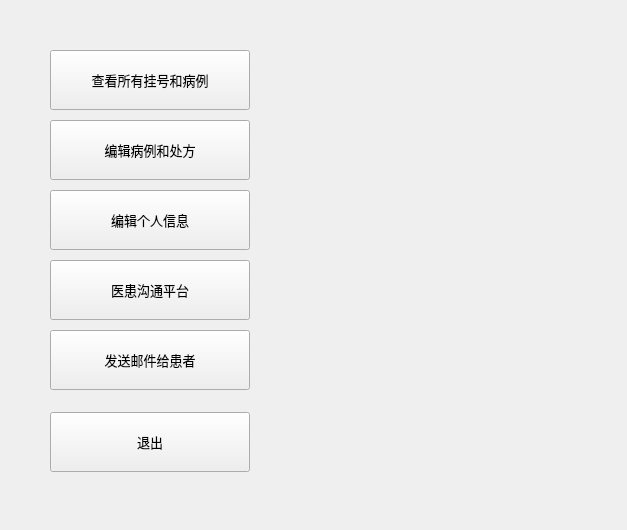
Gray7118/SMS-Smart_Medical_System, file medical_client/doctorprofile.ui: the form before one commit.
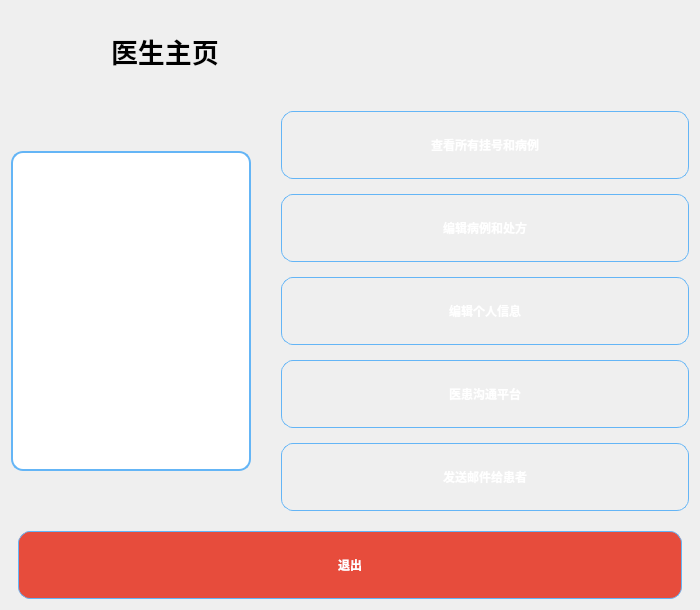
The form after the commit. Icons and pictures are not drawn.

Commit message: feat: 修改注册页面，患者主页及医生主页的ui

The edit to the form file:
```diff
--- a/medical_client/doctorprofile.ui
+++ b/medical_client/doctorprofile.ui
@@ -6,46 +6,158 @@
    <rect>
     <x>0</x>
     <y>0</y>
-    <width>627</width>
-    <height>530</height>
+    <width>700</width>
+    <height>600</height>
    </rect>
   </property>
   <property name="windowTitle">
    <string>Form</string>
   </property>
-  <widget class="QWidget" name="layoutWidget">
-   <property name="geometry">
-    <rect>
-     <x>50</x>
-     <y>50</y>
-     <width>202</width>
-     <height>422</height>
-    </rect>
-   </property>
-   <layout class="QVBoxLayout" name="verticalLayout" stretch="1,1,1,1,5,1,1">
+  <property name="styleSheet">
+   <string notr="true">
+    QWidget#doctorProfile {
+        background-color: qlineargradient(
+            x1:0, y1:0, x2:0, y2:1,
+            stop:0 #e3f2fd,
+            stop:1 #ffffff
+        );
+        font-family: "Microsoft YaHei";
+    }
+    QLabel#doctorPhotoLabel {
+        border: 2px solid #64b5f6;
+        border-radius: 12px;
+        background-color: #ffffff;
+    }
+    QPushButton {
+        border-radius: 12px;
+        border: 1px solid #64b5f6;
+        color: #ffffff;
+        font-weight: bold;
+        background-color: qlineargradient(
+            x1:0, y1:0, x2:0, y2:1,
+            stop:0 #6ec6ff,
+            stop:1 #1e88e5
+        );
+        padding: 8px 16px;
+        min-width: 180px;
+        min-height: 50px;
+    }
+    QPushButton:hover {
+        background-color: qlineargradient(
+            x1:0, y1:0, x2:0, y2:1,
+            stop:0 #81d4fa,
+            stop:1 #1976d2
+        );
+    }
+    QPushButton:pressed {
+        background-color: qlineargradient(
+            x1:0, y1:0, x2:0, y2:1,
+            stop:0 #1e88e5,
+            stop:1 #1565c0
+        );
+    }
+    /* 只修改退出按钮样式 */
+    #quitButton {
+        background-color: #e74c3c;
+    }
+    #quitButton:hover { background-color: #c0392b; }
+   </string>
+  </property>
+
+  <!-- 主垂直布局 -->
+  <layout class="QVBoxLayout" name="mainVerticalLayout">
     <property name="spacing">
-     <number>10</number>
+    <number>20</number>
+   </property>
+
+   <!-- 顶部标题栏：Logo + 标题 -->
+   <item>
+    <layout class="QHBoxLayout" name="titleLayout">
+     <item>
+      <widget class="QLabel" name="logoLabel">
+       <property name="minimumSize">
+        <size>
+         <width>80</width>
+         <height>80</height>
+        </size>
+       </property>
+       <property name="maximumSize">
+        <size>
+         <width>80</width>
+         <height>80</height>
+        </size>
+       </property>
+       <property name="pixmap">
+        <pixmap>logo.png</pixmap>
+       </property>
+       <property name="scaledContents">
+        <bool>true</bool>
+       </property>
+      </widget>
+     </item>
+     <item>
+      <widget class="QLabel" name="titleLabel">
+       <property name="font">
+        <font>
+         <family>微软雅黑</family>
+         <pointsize>20</pointsize>
+         <weight>75</weight>
+         <bold>true</bold>
+        </font>
+       </property>
+       <property name="text">
+        <string>医生主页</string>
+       </property>
+       <property name="alignment">
+        <set>Qt::AlignVCenter|Qt::AlignLeft</set>
+       </property>
+      </widget>
+     </item>
+    </layout>
+   </item>
+
+   <!-- 主体：水平布局（左医生图像 + 右按钮区） -->
+   <item>
+    <layout class="QHBoxLayout" name="mainContentLayout">
+     <property name="spacing">
+      <number>30</number>
+     </property>
+
+     <!-- 左侧医生图片 -->
+     <item>
+      <widget class="QLabel" name="doctorPhotoLabel">
+       <property name="minimumSize">
+        <size>
+         <width>240</width>
+         <height>320</height>
+        </size>
+       </property>
+       <property name="maximumSize">
+        <size>
+         <width>240</width>
+         <height>320</height>
+        </size>
+       </property>
+       <property name="pixmap">
+        <pixmap>doctor.png</pixmap>
+       </property>
+       <property name="alignment">
+        <set>Qt::AlignCenter</set>
+       </property>
+       <property name="scaledContents">
+        <bool>true</bool>
+       </property>
+      </widget>
+     </item>
+
+     <!-- 右侧按钮区 -->
+     <item>
+      <layout class="QVBoxLayout" name="buttonVBoxLayout">
+       <property name="spacing">
+        <number>15</number>
     </property>
     <item>
      <widget class="QPushButton" name="scheduleButton">
-      <property name="minimumSize">
-       <size>
-        <width>200</width>
-        <height>60</height>
-       </size>
-      </property>
-      <property name="maximumSize">
-       <size>
-        <width>200</width>
-        <height>60</height>
-       </size>
-      </property>
-      <property name="font">
-       <font>
-        <family>微软雅黑</family>
-        <pointsize>10</pointsize>
-       </font>
-      </property>
       <property name="text">
        <string>查看所有挂号和病例</string>
       </property>
@@ -53,24 +165,6 @@
     </item>
     <item>
      <widget class="QPushButton" name="appointmentCaseButton">
-      <property name="minimumSize">
-       <size>
-        <width>200</width>
-        <height>60</height>
-       </size>
-      </property>
-      <property name="maximumSize">
-       <size>
-        <width>200</width>
-        <height>60</height>
-       </size>
-      </property>
-      <property name="font">
-       <font>
-        <family>微软雅黑</family>
-        <pointsize>10</pointsize>
-       </font>
-      </property>
       <property name="text">
        <string>编辑病例和处方</string>
       </property>
@@ -78,24 +172,6 @@
     </item>
     <item>
      <widget class="QPushButton" name="profileButton">
-      <property name="minimumSize">
-       <size>
-        <width>200</width>
-        <height>60</height>
-       </size>
-      </property>
-      <property name="maximumSize">
-       <size>
-        <width>200</width>
-        <height>60</height>
-       </size>
-      </property>
-      <property name="font">
-       <font>
-        <family>微软雅黑</family>
-        <pointsize>10</pointsize>
-       </font>
-      </property>
       <property name="text">
        <string>编辑个人信息</string>
       </property>
@@ -103,65 +179,43 @@
     </item>
     <item>
      <widget class="QPushButton" name="chatButton">
-      <property name="minimumSize">
-       <size>
-        <width>200</width>
-        <height>60</height>
-       </size>
-      </property>
-      <property name="maximumSize">
-       <size>
-        <width>200</width>
-        <height>60</height>
-       </size>
-      </property>
-      <property name="font">
-       <font>
-        <family>微软雅黑</family>
-        <pointsize>10</pointsize>
-       </font>
-      </property>
       <property name="text">
        <string>医患沟通平台</string>
       </property>
      </widget>
     </item>
-    <!-- 新增发送邮件按钮 -->
     <item>
      <widget class="QPushButton" name="emailPatientButton">
-      <property name="minimumSize">
-       <size>
-        <width>200</width>
-        <height>60</height>
-       </size>
-      </property>
-      <property name="maximumSize">
-       <size>
-        <width>200</width>
-        <height>60</height>
-       </size>
-      </property>
-      <property name="font">
-       <font>
-        <family>微软雅黑</family>
-        <pointsize>10</pointsize>
-       </font>
-      </property>
       <property name="text">
        <string>发送邮件给患者</string>
       </property>
      </widget>
     </item>
     <item>
-     <spacer name="verticalSpacer_emailButton">
+        <spacer name="verticalSpacerButtons">
       <property name="orientation">
        <enum>Qt::Vertical</enum>
       </property>
       <property name="sizeHint" stdset="0">
        <size>
         <width>20</width>
-        <height>15</height>
-       </size>
+           <height>20</height>
+          </size>
+         </property>
+        </spacer>
+       </item>
+      </layout>
+     </item>
+    </layout>
+   </item>
+
+   <!-- 底部退出按钮 -->
+   <item>
+    <layout class="QHBoxLayout" name="quitButtonLayout">
+     <item>
+      <spacer name="leftSpacer">
+       <property name="orientation">
+        <enum>Qt::Horizontal</enum>
       </property>
      </spacer>
     </item>
@@ -170,28 +224,24 @@
       <property name="minimumSize">
        <size>
         <width>200</width>
-        <height>60</height>
-       </size>
-      </property>
-      <property name="maximumSize">
-       <size>
-        <width>200</width>
-        <height>60</height>
-       </size>
-      </property>
-      <property name="font">
-       <font>
-        <family>微软雅黑</family>
-        <pointsize>10</pointsize>
-       </font>
-      </property>
+         <height>50</height>
+        </size>
+       </property>
       <property name="text">
        <string>退出</string>
       </property>
      </widget>
     </item>
-   </layout>
-  </widget>
+     <item>
+      <spacer name="rightSpacer">
+       <property name="orientation">
+        <enum>Qt::Horizontal</enum>
+       </property>
+      </spacer>
+     </item>
+    </layout>
+   </item>
+  </layout>
  </widget>
  <resources/>
  <connections/>
```
Left out of the diff: 2 changed lines with no effect on the pictures. Lines whose indentation alone changed are shown as unchanged. The commit also changes 14 other files.
